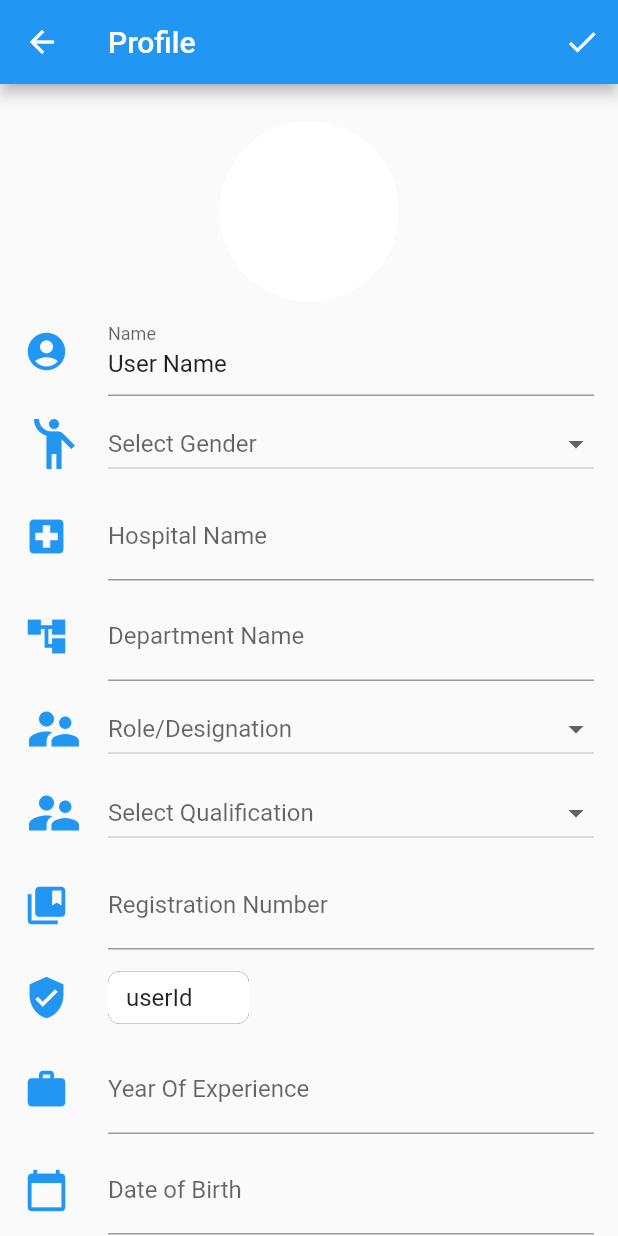
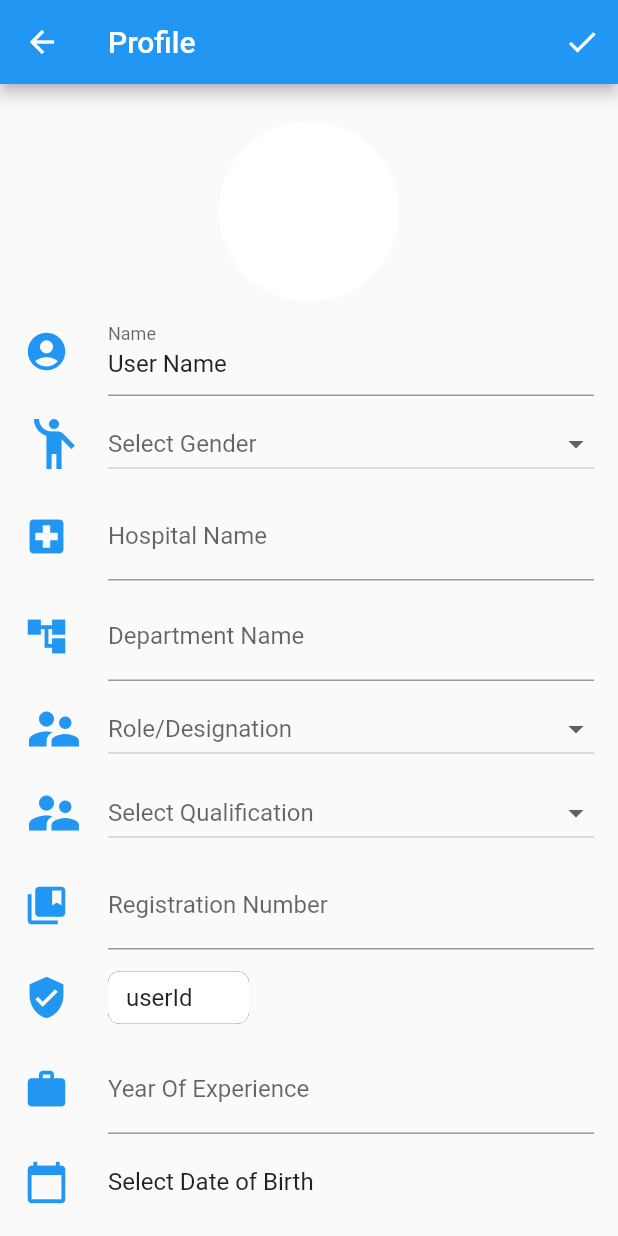
Before and after one commit to enpartha/manage_profile_3, a Flutter app: the screen it shows after launch, after a tap on the "edit" icon, on a phone screen of 412 x 824 dp. Run offline on Flutter 3.47's test engine with Material 2 defaults, Android fonts, the phone set to English and light mode, and no system bars; network calls fail.

Commit message:
Corrections Made

```diff
--- a/lib/providers/user_data.dart
+++ b/lib/providers/user_data.dart
@@ -7,7 +7,8 @@ import 'package:http/http.dart' as http;
 class UserData with ChangeNotifier {
   Profile _userProfile = Profile();
   final url = Uri.https(
-      'profile-managment-default-rtdb.firebaseio.com', '/profile.json');
+      'cytoclick-dev-default-rtdb.asia-southeast1.firebasedatabase.app',
+      '/profile.json');
 
   Future<void> fetchProfile() async {
     try {
@@ -30,7 +31,9 @@ class UserData with ChangeNotifier {
               qualification: profileData['qualification'],
               registration: profileData['registration'],
               experience: profileData['experience'],
-              dateOfBirth: DateTime.parse(profileData['dateOfBirth']),
+              dateOfBirth: profileData['dateOfBirth'] == null
+                  ? null
+                  : DateTime.parse(profileData['dateOfBirth']),
             );
 
       _userProfile = loadedProfile;
@@ -51,7 +54,9 @@ class UserData with ChangeNotifier {
           'qualification': profileData.qualification,
           'registration': profileData.registration,
           'experience': profileData.experience,
-          'dateOfBirth': profileData.dateOfBirth!.toIso8601String(),
+          'dateOfBirth': profileData.dateOfBirth == null
+              ? null
+              : profileData.dateOfBirth!.toIso8601String(),
         }));
 
     _userProfile = profileData;
--- a/lib/screens/manage_profile.dart
+++ b/lib/screens/manage_profile.dart
@@ -21,12 +21,10 @@ class _ManageProfilePageState extends State<ManageProfilePage> {
   List listQualification = ['Nursing Degree1', 'Bachelor'];
 
   Color _iconColor = Colors.blue;
-  DateTime selectedDate = DateTime.now();
   final _nameCtrlr = TextEditingController();
   final _hospitalCtrlr = TextEditingController();
   final _departmentCtrlr = TextEditingController();
   final _designationCtrlr = TextEditingController();
-  final _dobCtrlr = TextEditingController();
   final _expCtrlr = TextEditingController();
   final _regCtrlr = TextEditingController();
   final _formKey = GlobalKey<FormState>();
@@ -34,6 +32,8 @@ class _ManageProfilePageState extends State<ManageProfilePage> {
   var _editedProfile = Profile();
 
   var userId;
+
+  String _dobFormField = 'Select Date of Birth';
 
   @override
   void initState() {
@@ -61,7 +61,7 @@ class _ManageProfilePageState extends State<ManageProfilePage> {
       _regCtrlr.text = _editedProfile.registration;
       _qualification = _editedProfile.qualification;
       _expCtrlr.text = _editedProfile.experience;
-      // _dobCtrlr.text = _editedProfile.dateOfBirth as String;
+      _dob = _editedProfile.dateOfBirth;
     }
     _isInit = false;
     super.didChangeDependencies();
@@ -70,15 +70,15 @@ class _ManageProfilePageState extends State<ManageProfilePage> {
   Future<void> _selectDate(BuildContext context) async {
     final DateTime? picked = await showDatePicker(
         context: context,
-        initialDate: selectedDate,
+        initialDate: _dob == null ? DateTime(1990) : _dob!,
         firstDate: DateTime(1947),
         lastDate: DateTime(2050));
-    if (picked != null && picked != selectedDate) {
+    if (picked != null && picked != _dob) {
       setState(() {
-        selectedDate = picked;
+        _dob = picked;
         var date =
             "${picked.toLocal().day}/${picked.toLocal().month}/${picked.toLocal().year}";
-        _dobCtrlr.text = date;
+        _dobFormField = date;
       });
     }
   }
@@ -98,7 +98,8 @@ class _ManageProfilePageState extends State<ManageProfilePage> {
         qualification: _qualification,
         registration: _regCtrlr.text,
         experience: _expCtrlr.text,
-        dateOfBirth: DateTime(1990));
+        dateOfBirth: _dob);
+    print('saved');
     setState(() {
       _isLoading = true;
     });
@@ -133,7 +134,6 @@ class _ManageProfilePageState extends State<ManageProfilePage> {
     _hospitalCtrlr.dispose();
     _departmentCtrlr.dispose();
     _designationCtrlr.dispose();
-    _dobCtrlr.dispose();
     _expCtrlr.dispose();
     _regCtrlr.dispose();
     super.dispose();
@@ -141,6 +141,10 @@ class _ManageProfilePageState extends State<ManageProfilePage> {
 
   @override
   Widget build(BuildContext context) {
+    _dobFormField = _dob == null
+        ? _dobFormField
+        : "${_dob!.toLocal().day}/${_dob!.toLocal().month}/${_dob!.toLocal().year}";
+
     return Scaffold(
       appBar: AppBar(
         title: Text('Profile'),
@@ -261,9 +265,9 @@ class _ManageProfilePageState extends State<ManageProfilePage> {
                           // icon: Icon(Icons.arrow_drop_down),
                           hint: Text("Role/Designation"),
                           value: _role,
-                          onChanged: (newValue) {
+                          onChanged: (value) {
                             setState(() {
-                              _role = newValue.toString();
+                              _role = value.toString();
                             });
                           },
                           items: listRole.map((valueItem) {
@@ -369,17 +373,10 @@ class _ManageProfilePageState extends State<ManageProfilePage> {
                           ),
                         ),
                         title: GestureDetector(
-                          child: TextFormField(
-                            onTap: () {
-                              _dob == null
-                                  ? _selectDate(context)
-                                  : Text('Enter the date');
-                            },
-                            controller: _dobCtrlr,
-                            decoration: InputDecoration(
-                              labelText: "Date of Birth",
-                            ),
-                          ),
+                          onTap: () {
+                            _selectDate(context);
+                          },
+                          child: Text(_dobFormField),
                         ),
                       ),
                     ],
```
